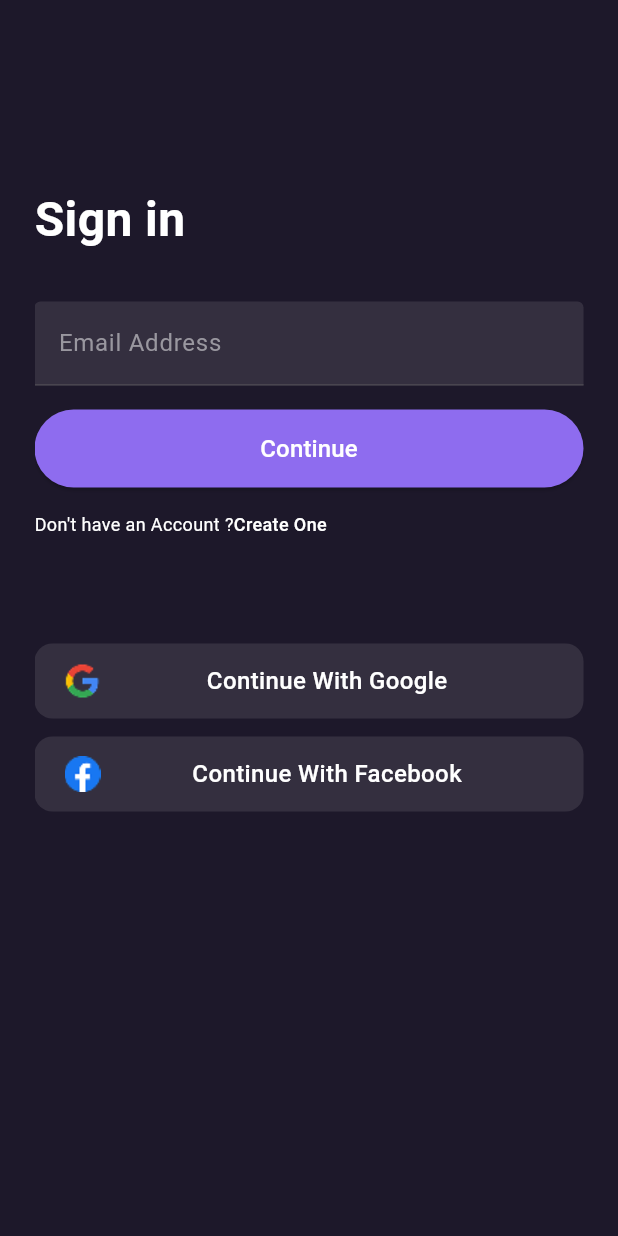
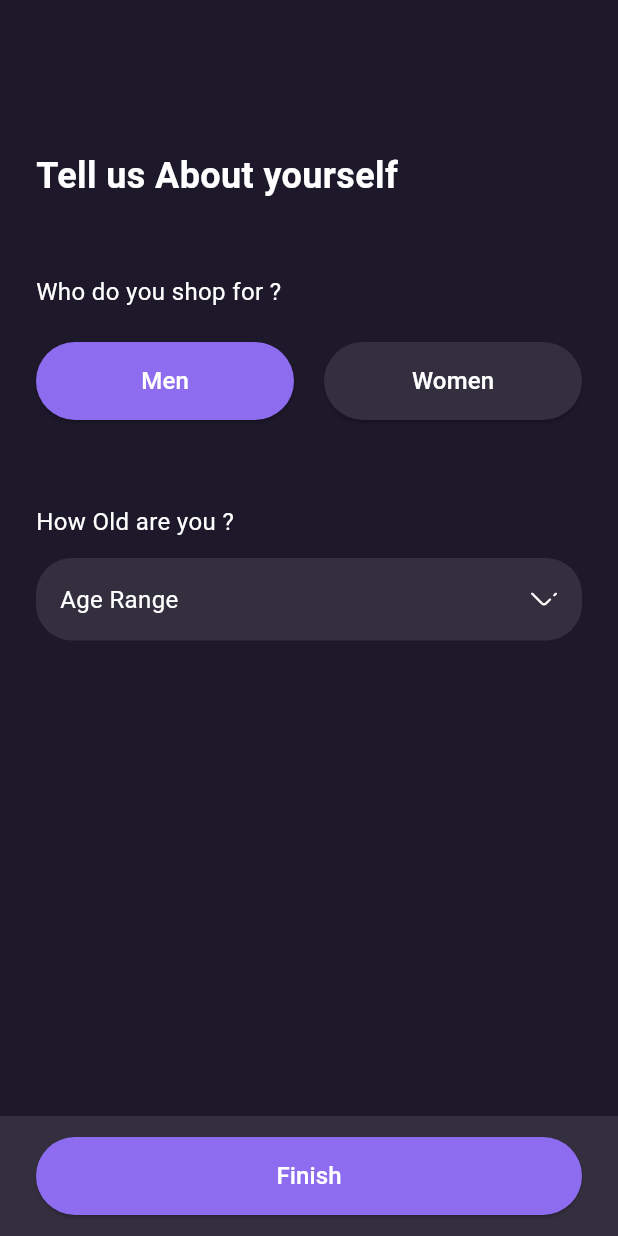
Before and after one commit to OmarWheed/clothing-Store-App, a Flutter app: the screen it shows after launch, on a phone screen of 412 x 824 dp. Run offline on Flutter 3.47's test engine with Material 3 defaults, Android fonts, the phone set to English and light mode, and no system bars; our stand-ins replace flutter_svg.

Commit message:
feat: implement UI screens for sign-up, forgot password, verification, and user info

```diff
--- a/lib/clothing_store_app.dart
+++ b/lib/clothing_store_app.dart
@@ -10,7 +10,7 @@ class ClothingStoreApp extends StatelessWidget {
     return MaterialApp(
       theme: ThemeData(scaffoldBackgroundColor: AppColor.bgColor),
       debugShowCheckedModeBanner: false,
-      initialRoute: Routes.loginView,
+      initialRoute: Routes.aboutYouView,
       onGenerateRoute: onGenerateRoute,
     );
   }
--- a/lib/core/config/on_generate_route.dart
+++ b/lib/core/config/on_generate_route.dart
@@ -1,15 +1,27 @@
 import 'package:clothing_store/core/utils/app_text_style.dart';
-import 'package:clothing_store/feature/auth/presentation/login/login_view.dart';
+import 'package:clothing_store/feature/auth/presentation/view/login_view.dart';
+import 'package:clothing_store/feature/auth/presentation/view/send_email_view.dart';
+import 'package:clothing_store/feature/auth/presentation/view/sign_up_view.dart';
+import 'package:clothing_store/feature/auth/presentation/view/tell_us_about_youself.dart';
 import 'package:flutter/material.dart';
 
 abstract class Routes {
   static const String loginView = "LOGIN-VIEW";
+  static const String signupView = "SIGN-UP-VIEW";
+  static const String sendEmailView = "SEND-EMAIL-VIEW";
+  static const String aboutYouView = "ABOUT-YOURSELF-VIEW";
 }
 
 Route onGenerateRoute(RouteSettings routes) {
   switch (routes.name) {
     case Routes.loginView:
       return MaterialPageRoute(builder: (context) => LoginView());
+    case Routes.signupView:
+      return MaterialPageRoute(builder: (context) => SignUpView());
+    case Routes.sendEmailView:
+      return MaterialPageRoute(builder: (context) => SendEmailView());
+    case Routes.aboutYouView:
+      return MaterialPageRoute(builder: (context) => AboutYouView());
     default:
       return _unKnownPage();
   }
--- a/lib/core/widgets/custom_elevated_buttom.dart
+++ b/lib/core/widgets/custom_elevated_buttom.dart
@@ -9,7 +9,7 @@ class CustomElevatedButtom extends StatelessWidget {
     this.child,
   });
 
-  final Function()? onPressed;
+  final void Function()? onPressed;
   final Widget? child;
   final Color? color;
   @override
--- /dev/null
+++ b/lib/feature/auth/presentation/view/tell_us_about_youself.dart
@@ -0,0 +1,81 @@
+import 'package:clothing_store/core/utils/app_assets.dart';
+import 'package:clothing_store/core/utils/app_colors.dart';
+import 'package:clothing_store/core/utils/app_text_style.dart';
+import 'package:clothing_store/core/widgets/custom_elevated_buttom.dart';
+import 'package:flutter/material.dart';
+import 'package:flutter_svg/svg.dart';
+
+class AboutYouView extends StatelessWidget {
+  const AboutYouView({super.key});
+  @override
+  Widget build(BuildContext context) {
+    return Scaffold(
+      bottomNavigationBar: Container(
+        color: AppColor.bgColorTextField,
+        padding: EdgeInsets.symmetric(horizontal: 24, vertical: 14),
+        child: CustomElevatedButtom(
+          child: Text("Finish", style: AppTextStyle.medium16),
+          onPressed: () {},
+        ),
+      ),
+      body: Padding(
+        padding: const EdgeInsets.symmetric(horizontal: 24),
+        child: Column(
+          crossAxisAlignment: CrossAxisAlignment.start,
+          children: [
+            SizedBox(height: 100),
+            Text("Tell us About yourself", style: AppTextStyle.bold24),
+            SizedBox(height: 49),
+            Text("Who do you shop for ?", style: AppTextStyle.regular16),
+            SizedBox(height: 22),
+            _buildChooseGender(),
+            SizedBox(height: 56),
+            Text("How Old are you ?", style: AppTextStyle.regular16),
+            SizedBox(height: 13),
+            _buildAgeRange(),
+          ],
+        ),
+      ),
+    );
+  }
+
+  Widget _buildChooseGender() {
+    return Row(
+      spacing: 20,
+      children: [
+        Expanded(
+          child: CustomElevatedButtom(
+            child: Text("Men", style: AppTextStyle.medium16),
+            onPressed: () {},
+          ),
+        ),
+        Expanded(
+          child: CustomElevatedButtom(
+            onPressed: () {},
+            color: AppColor.bgColorTextField,
+            child: Text("Women", style: AppTextStyle.medium16),
+          ),
+        ),
+      ],
+    );
+  }
+
+  Widget _buildAgeRange() {
+    return Container(
+      decoration: BoxDecoration(
+        color: AppColor.bgColorTextField,
+
+        borderRadius: BorderRadius.circular(24),
+      ),
+      padding: EdgeInsets.all(16),
+      width: double.infinity,
+      child: Row(
+        children: [
+          Text("Age Range", style: AppTextStyle.regular16),
+          Spacer(),
+          SvgPicture.asset(AppSVG.arrowDownSvg),
+        ],
+      ),
+    );
+  }
+}
--- a/pubspec.yaml
+++ b/pubspec.yaml
@@ -35,6 +35,7 @@ dependencies:
 
   cupertino_icons: ^1.0.8
   flutter_native_splash: ^2.4.7
+  flutter_svg: ^2.2.1
 
 dev_dependencies:
   flutter_test:
```
Also changed, not shown: lib/feature/auth/presentation/view/send_email_view.dart (added, +39 -0 lines), lib/feature/auth/presentation/view/sign_up_view.dart (added, +132 -0 lines), lib/feature/auth/presentation/view/login_view.dart (renamed from lib/feature/auth/presentation/login/login_view.dart), pubspec.lock.
